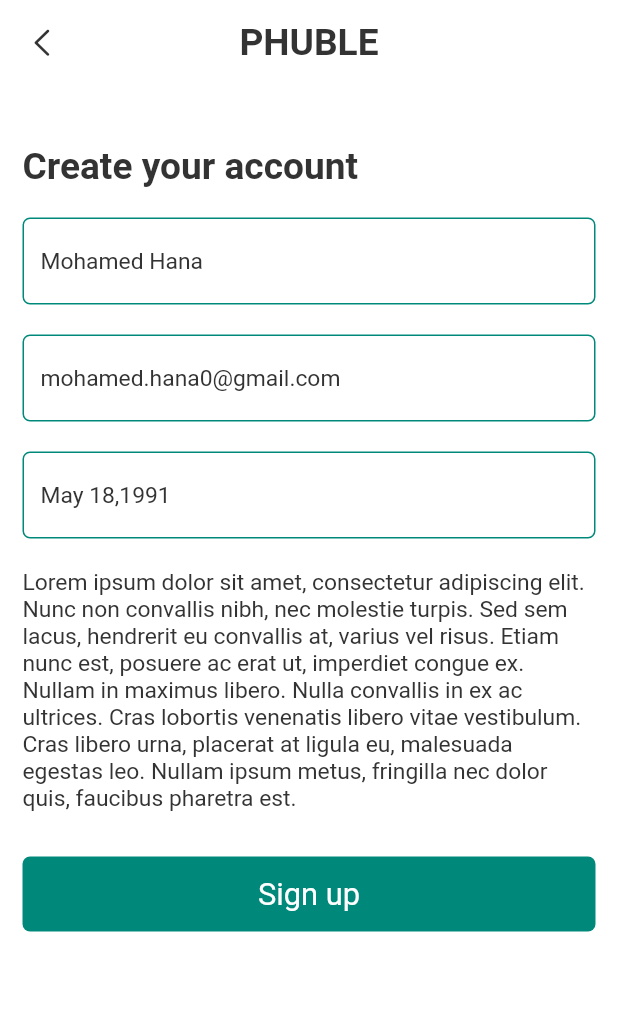
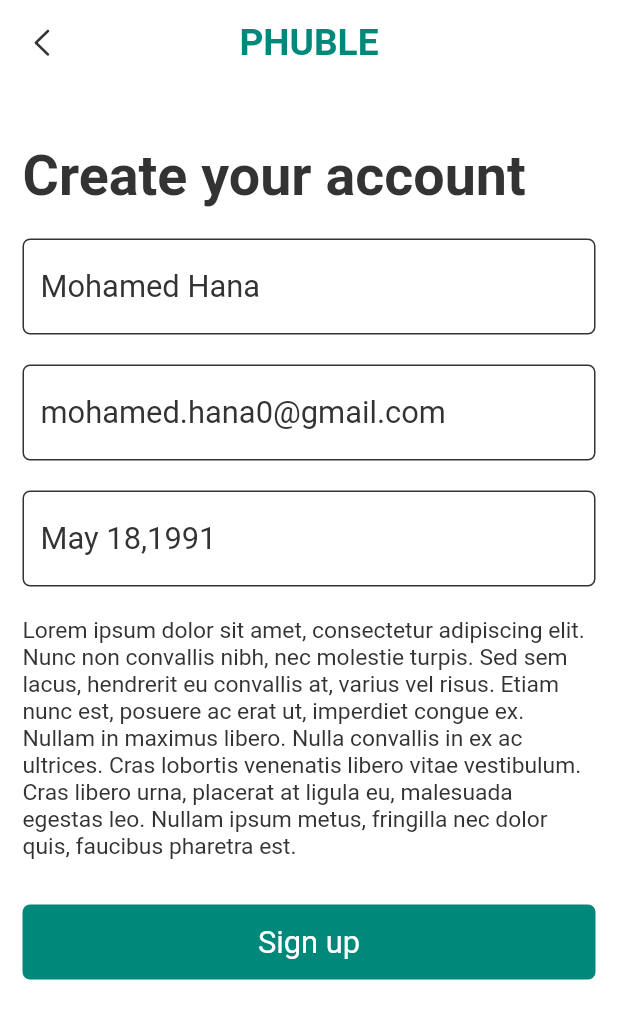
Before and after one commit to ojj18/phuble, a Flutter app: the SignUp screen opened directly, after a tap on "Continue", on a phone screen of 412 x 824 dp. Shown: the top 1019 px of the screen. Run offline on Flutter 3.47's test engine with Material 2 defaults, Android fonts, the light colour scheme and no system bars; our stand-ins replace flutter_vector_icons, hexcolor.

Commit message:
All changes are completed.

```diff
--- a/lib/Screens/SignUp/main.dart
+++ b/lib/Screens/SignUp/main.dart
@@ -96,13 +96,13 @@ class _SignUpState extends State<SignUp> {
                           borderRadius: BorderRadius.circular(5)),
                       focusedBorder: OutlineInputBorder(
                           borderSide: BorderSide(
-                            color: ColorConfig.primarycolor,
+                            color: ColorConfig.bodytext,
                           ),
                           borderRadius: BorderRadius.circular(5)),
                       enabledBorder: new OutlineInputBorder(
                         borderRadius: new BorderRadius.circular(5),
                         borderSide: BorderSide(
-                          color: ColorConfig.primarycolor,
+                          color: ColorConfig.bodytext,
                         ),
                       ),
                     ),
@@ -126,13 +126,13 @@ class _SignUpState extends State<SignUp> {
                           borderRadius: BorderRadius.circular(5)),
                       focusedBorder: OutlineInputBorder(
                           borderSide: BorderSide(
-                            color: ColorConfig.primarycolor,
+                            color: ColorConfig.bodytext,
                           ),
                           borderRadius: BorderRadius.circular(5)),
                       enabledBorder: new OutlineInputBorder(
                         borderRadius: new BorderRadius.circular(5),
                         borderSide: BorderSide(
-                          color: ColorConfig.primarycolor,
+                          color: ColorConfig.bodytext,
                         ),
                       ),
                     ),
@@ -151,13 +151,13 @@ class _SignUpState extends State<SignUp> {
                           borderRadius: BorderRadius.circular(5)),
                       focusedBorder: OutlineInputBorder(
                           borderSide: BorderSide(
-                            color: ColorConfig.primarycolor,
+                            color: ColorConfig.bodytext,
                           ),
                           borderRadius: BorderRadius.circular(5)),
                       enabledBorder: new OutlineInputBorder(
                         borderRadius: new BorderRadius.circular(5),
                         borderSide: BorderSide(
-                          color: ColorConfig.primarycolor,
+                          color: ColorConfig.bodytext,
                         ),
                       ),
                     ),
--- a/lib/Screens/SignupProfilepic/main.dart
+++ b/lib/Screens/SignupProfilepic/main.dart
@@ -72,7 +72,7 @@ class _SignupProfilepicState extends State<SignupProfilepic> {
                         decoration: BoxDecoration(
                             border: Border.all(
                               width: 2,
-                              color: ColorConfig.primarycolor,
+                              color: ColorConfig.bodytext,
                             ),
                             borderRadius: BorderRadius.circular(5)),
                         height: 100,
--- a/lib/Screens/SignupTerms/main.dart
+++ b/lib/Screens/SignupTerms/main.dart
@@ -72,14 +72,12 @@ class _SignupTermsState extends State<SignupTerms> {
                       ),
                       borderRadius: BorderRadius.circular(5)),
                   focusedBorder: OutlineInputBorder(
-                      borderSide: BorderSide(
-                        color: ColorConfig.primarycolor,
-                      ),
+                      borderSide: BorderSide(color: ColorConfig.bodytext),
                       borderRadius: BorderRadius.circular(5)),
                   enabledBorder: new OutlineInputBorder(
                     borderRadius: new BorderRadius.circular(5),
                     borderSide: BorderSide(
-                      color: ColorConfig.primarycolor,
+                      color: ColorConfig.bodytext,
                     ),
                   ),
                 ),
@@ -103,13 +101,13 @@ class _SignupTermsState extends State<SignupTerms> {
                       borderRadius: BorderRadius.circular(5)),
                   focusedBorder: OutlineInputBorder(
                       borderSide: BorderSide(
-                        color: ColorConfig.primarycolor,
+                        color: ColorConfig.bodytext,
                       ),
                       borderRadius: BorderRadius.circular(5)),
                   enabledBorder: new OutlineInputBorder(
                     borderRadius: new BorderRadius.circular(5),
                     borderSide: BorderSide(
-                      color: ColorConfig.primarycolor,
+                      color: ColorConfig.bodytext,
                     ),
                   ),
                 ),
@@ -128,13 +126,13 @@ class _SignupTermsState extends State<SignupTerms> {
                       borderRadius: BorderRadius.circular(5)),
                   focusedBorder: OutlineInputBorder(
                       borderSide: BorderSide(
-                        color: ColorConfig.primarycolor,
+                        color: ColorConfig.bodytext,
                       ),
                       borderRadius: BorderRadius.circular(5)),
                   enabledBorder: new OutlineInputBorder(
                     borderRadius: new BorderRadius.circular(5),
                     borderSide: BorderSide(
-                      color: ColorConfig.primarycolor,
+                      color: ColorConfig.bodytext,
                     ),
                   ),
                 ),
--- a/lib/Themes/TypoGraphy.dart
+++ b/lib/Themes/TypoGraphy.dart
@@ -30,7 +30,7 @@ class TextConfig {
   static TextStyle head = TextStyle(
       fontFamily: FontConfig.bold,
       fontSize: Sizeconfig.huge,
-      color: ColorConfig.bodytext);
+      color: ColorConfig.primarycolor);
 
   static TextStyle body = TextStyle(
       fontFamily: FontConfig.regular,
@@ -38,7 +38,7 @@ class TextConfig {
       color: ColorConfig.bodytext);
   static TextStyle body1 = TextStyle(
       fontFamily: FontConfig.regular,
-      fontSize: Sizeconfig.large,
+      fontSize: Sizeconfig.compact,
       color: ColorConfig.bodytext);
   static TextStyle body2 = TextStyle(
       fontFamily: FontConfig.bold,
@@ -50,11 +50,11 @@ class TextConfig {
       color: ColorConfig.bodytext);
   static TextStyle title1 = TextStyle(
       fontFamily: FontConfig.bold,
-      fontSize: Sizeconfig.huge,
+      fontSize: Sizeconfig.higantic,
       color: ColorConfig.bodytext);
   static TextStyle textInput = TextStyle(
       fontFamily: FontConfig.regular,
-      fontSize: Sizeconfig.small,
+      fontSize: Sizeconfig.large,
       color: ColorConfig.bodytext);
   static TextStyle text1 = TextStyle(
       fontFamily: FontConfig.regular,
--- a/lib/main.dart
+++ b/lib/main.dart
@@ -1,5 +1,5 @@
 import 'package:flutter/material.dart';
-import 'package:phuble/Screens/SignupStocks/main.dart';
+import 'package:phuble/Screens/SignIn/main.dart';
 import 'package:phuble/Themes/SizeConfig.dart';
 import 'package:phuble/Themes/TypoGraphy.dart';
 
@@ -11,9 +11,9 @@ main() => runApp(
               SizeConfig().init(constraints, orientation);
               return MaterialApp(
                 debugShowCheckedModeBanner: false,
-                home: SignupStocks(),
+                home: SignIn(),
                 theme: ThemeData(
-                  splashColor: ColorConfig.primarycolor,
+                  // splashColor: ColorConfig.primarycolor,
                   accentColor: ColorConfig.primarycolor,
                 ),
               );
```
Also changed, not shown: lib/Screens/SignIn/main.dart (+4 -5 lines), lib/Screens/SignupStocks/main.dart (+13 -5 lines).
